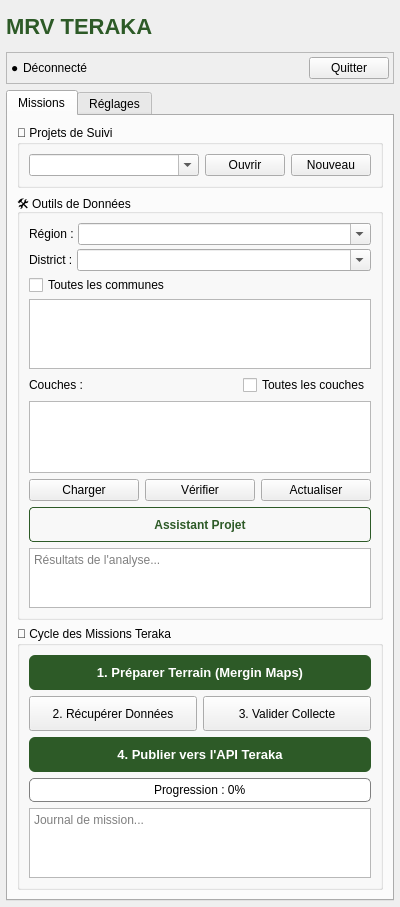
Old version of the form mrv_teraka_dockwidget_base.ui in the repository johrosa/mrv_teraka.
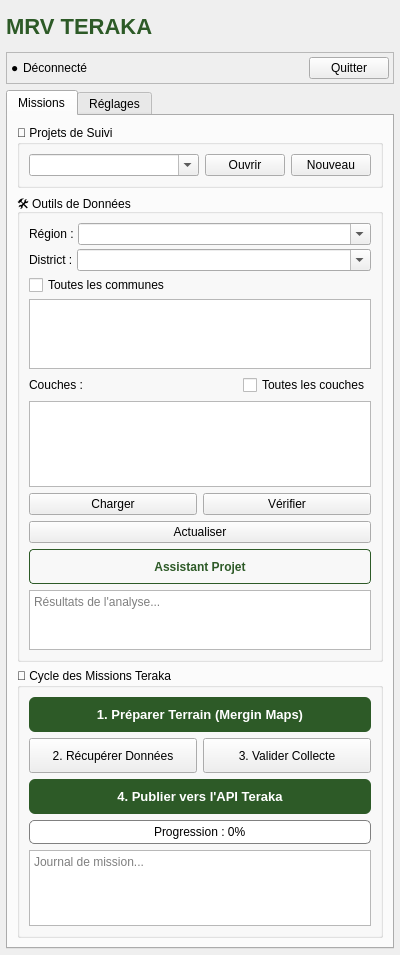
New version of the form.

The edit to the form file:
```diff
--- a/mrv_teraka_dockwidget_base.ui
+++ b/mrv_teraka_dockwidget_base.ui
@@ -7,7 +7,7 @@
     <x>0</x>
     <y>0</y>
     <width>400</width>
-    <height>850</height>
+    <height>955</height>
    </rect>
   </property>
   <property name="windowTitle">
@@ -296,8 +296,6 @@
                </property>
               </widget>
              </item>
-            </layout>
-           </item>
            <item>
             <layout class="QHBoxLayout" name="layoutDbActions">
              <item>
@@ -314,14 +312,16 @@
                </property>
               </widget>
              </item>
+              </layout>
+             </item>
+            </layout>
+           </item>
              <item>
               <widget class="QPushButton" name="refreshFromApiButton">
                <property name="text">
                 <string>Actualiser</string>
                </property>
               </widget>
-             </item>
-            </layout>
            </item>
            <item>
             <widget class="QPushButton" name="processProjectButton">
```
Lines whose indentation alone changed are shown as unchanged.
